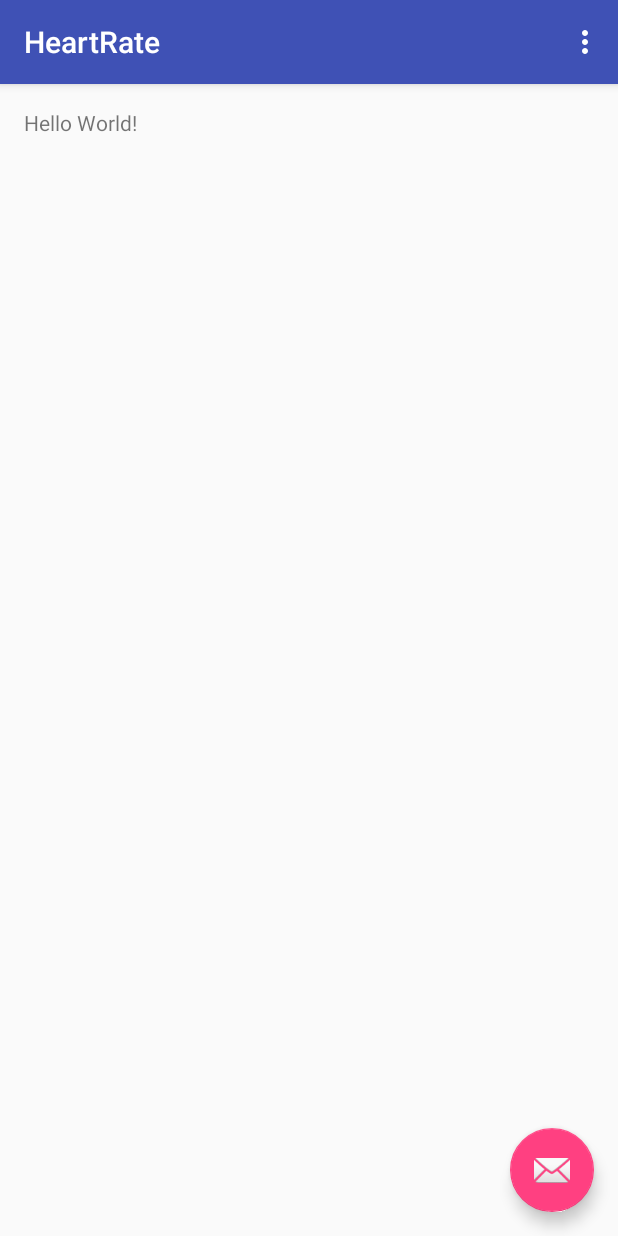
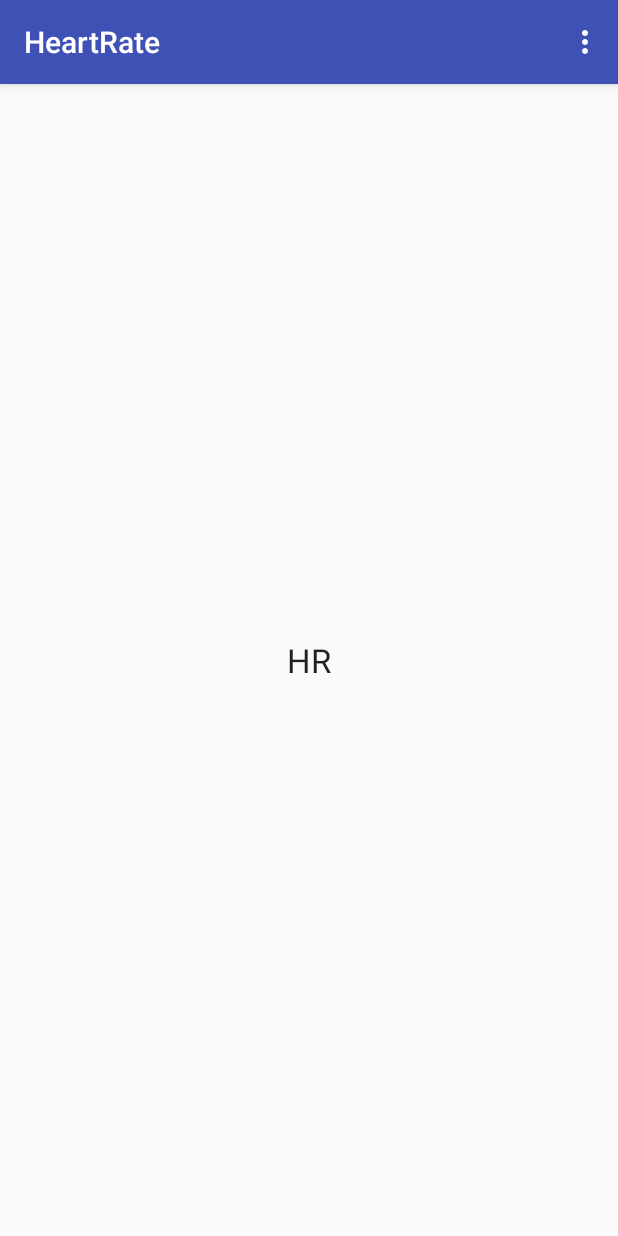
Before and after one commit to dcman/HeartRate, an Android app: the screen it shows after launch (MainActivity), on a phone screen of 412 x 824 dp. Run offline under Robolectric (Android 15) with nearby library versions, the phone set to English and light mode, and no system bars.

Commit message:
Clean up

```diff
--- a/app/src/main/java/com/fancylancy/heartrate/MainActivity.java
+++ b/app/src/main/java/com/fancylancy/heartrate/MainActivity.java
@@ -11,21 +11,13 @@ import android.view.MenuItem;
 
 public class MainActivity extends AppCompatActivity {
 
+
     @Override
     protected void onCreate(Bundle savedInstanceState) {
         super.onCreate(savedInstanceState);
         setContentView(R.layout.activity_main);
         Toolbar toolbar = (Toolbar) findViewById(R.id.toolbar);
         setSupportActionBar(toolbar);
-
-        FloatingActionButton fab = (FloatingActionButton) findViewById(R.id.fab);
-        fab.setOnClickListener(new View.OnClickListener() {
-            @Override
-            public void onClick(View view) {
-                Snackbar.make(view, "Replace with your own action", Snackbar.LENGTH_LONG)
-                        .setAction("Action", null).show();
-            }
-        });
     }
 
     @Override
@@ -49,4 +41,5 @@ public class MainActivity extends AppCompatActivity {
 
         return super.onOptionsItemSelected(item);
     }
+
 }
--- a/app/src/main/res/layout/activity_main.xml
+++ b/app/src/main/res/layout/activity_main.xml
@@ -23,12 +23,4 @@
 
     <include layout="@layout/content_main" />
 
-    <android.support.design.widget.FloatingActionButton
-        android:id="@+id/fab"
-        android:layout_width="wrap_content"
-        android:layout_height="wrap_content"
-        android:layout_gravity="bottom|end"
-        android:layout_margin="@dimen/fab_margin"
-        android:src="@android:drawable/ic_dialog_email" />
-
 </android.support.design.widget.CoordinatorLayout>
--- a/app/src/main/res/layout/content_main.xml
+++ b/app/src/main/res/layout/content_main.xml
@@ -15,5 +15,9 @@
     <TextView
         android:layout_width="wrap_content"
         android:layout_height="wrap_content"
-        android:text="Hello World!" />
+        android:textAppearance="?android:attr/textAppearanceLarge"
+        android:text="HR"
+        android:id="@+id/textView"
+        android:layout_centerVertical="true"
+        android:layout_centerHorizontal="true" />
 </RelativeLayout>
```
